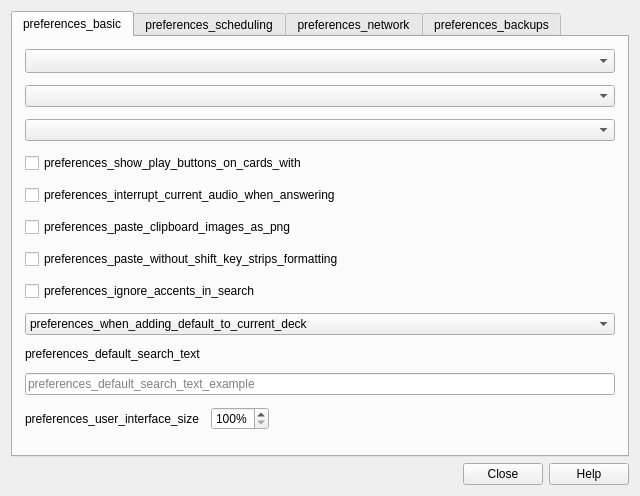
First picture: the form in qt/aqt/forms/preferences.ui, repository ankitects/anki, before the edit.
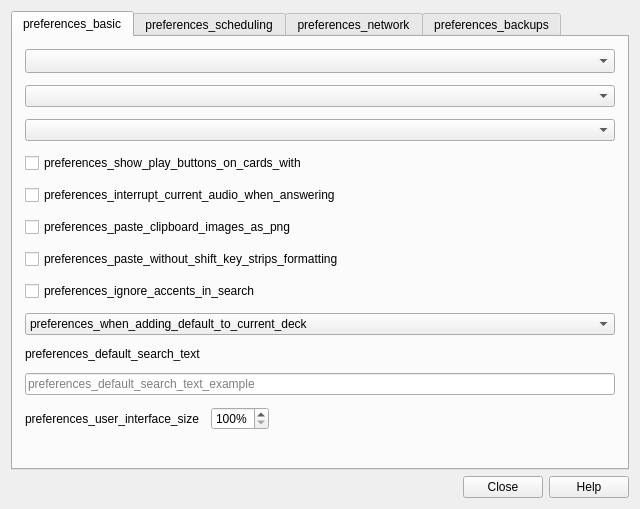
Second picture: the form after the edit.

```diff
--- a/qt/aqt/forms/preferences.ui
+++ b/qt/aqt/forms/preferences.ui
@@ -7,7 +7,7 @@
     <x>0</x>
     <y>0</y>
     <width>640</width>
-    <height>496</height>
+    <height>509</height>
    </rect>
   </property>
   <property name="windowTitle">
```
Left out of the diff: 6 changed lines with no effect on the pictures.
